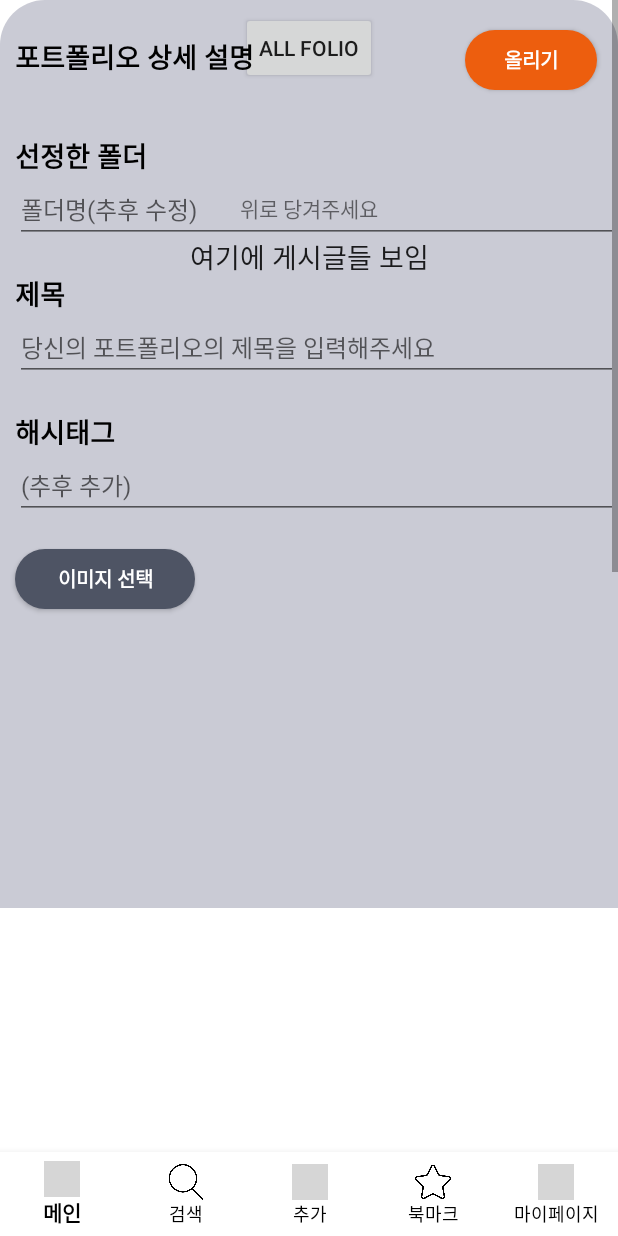
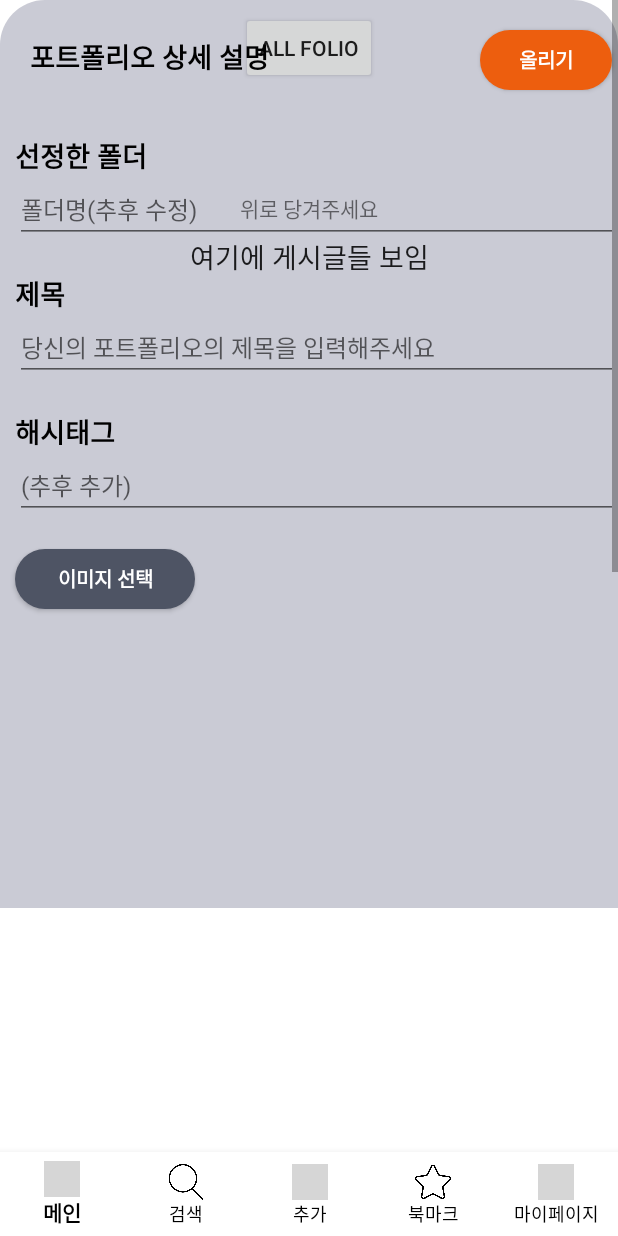
Before and after one commit to gahyunkim/Potfollio, an Android app: the fragment AddFragment placed in its activity, on a phone screen of 412 x 824 dp. Run offline under Robolectric (Android 15) with nearby library versions, the phone set to English and light mode, and no system bars; plain views replace SlidingUpPanelLayout; grey boxes are pictures that could not be loaded.

Commit message:
오류날까봐 올림
오류사항 정리

```diff
--- a/app/src/main/res/layout/fragment_add.xml
+++ b/app/src/main/res/layout/fragment_add.xml
@@ -29,7 +29,7 @@
                     android:id="@+id/textView2"
                     android:layout_width="300dp"
                     android:layout_height="wrap_content"
-                    android:layout_marginLeft="10dp"
+                    android:layout_marginLeft="20dp"
                     android:layout_marginTop="20dp"
                     android:fontFamily="@font/notosans_kr_black"
                     android:text="포트폴리오 상세 설명"
--- a/app/src/main/res/layout/fragment_main.xml
+++ b/app/src/main/res/layout/fragment_main.xml
@@ -30,8 +30,8 @@
                 android:id="@+id/hello"
                 android:layout_width="wrap_content"
                 android:layout_height="wrap_content"
-                android:layout_marginStart="10dp"
-                android:layout_marginTop="10dp"
+                android:layout_marginStart="20dp"
+                android:layout_marginTop="20dp"
                 android:text="Hello"
                 android:textColor="@color/grey"
                 android:textSize="20sp"
@@ -47,7 +47,7 @@
                 android:id="@+id/potfolio"
                 android:layout_width="wrap_content"
                 android:layout_height="wrap_content"
-                android:layout_marginStart="10dp"
+                android:layout_marginStart="20dp"
                 android:fontFamily="@font/app_name"
                 android:text="Pot,Folio"
                 android:textColor="@color/black"
@@ -63,7 +63,7 @@
                 android:id="@+id/welcom"
                 android:layout_width="wrap_content"
                 android:layout_height="wrap_content"
-                android:layout_marginStart="10dp"
+                android:layout_marginStart="20dp"
                 android:layout_marginTop="5dp"
                 android:fontFamily="@font/notosans_kr_regular"
                 android:lineSpacingExtra="6dp"
@@ -83,7 +83,7 @@
                 android:id="@+id/HotFolio"
                 android:layout_width="wrap_content"
                 android:layout_height="wrap_content"
-                android:layout_marginStart="10dp"
+                android:layout_marginStart="20dp"
                 android:layout_marginTop="20dp"
                 android:fontFamily="@font/app_name"
                 android:text="Hot Folio"
--- a/app/src/main/res/layout/fragment_my_page.xml
+++ b/app/src/main/res/layout/fragment_my_page.xml
@@ -12,7 +12,7 @@
         android:id="@+id/textView"
         android:layout_width="wrap_content"
         android:layout_height="wrap_content"
-        android:layout_marginStart="10dp"
+        android:layout_marginStart="20dp"
         android:layout_marginTop="20dp"
         android:layout_marginEnd="311dp"
         android:layout_marginBottom="605dp"
@@ -193,7 +193,7 @@
         app:layout_constraintStart_toStartOf="parent"
         app:layout_constraintTop_toTopOf="parent"
         app:riv_corner_radius="100dp"
-        app:riv_border_overlay="true"
+        app:civ_border_overlay="true"
         app:riv_border_width="5dp"
         app:riv_border_color="@color/white"
         android:elevation="10dp"
```
Lines whose indentation alone changed are shown as unchanged.
